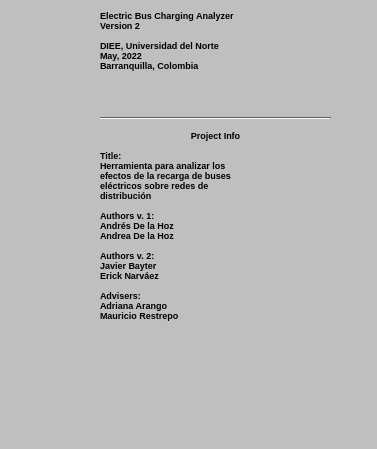
Potter-Gryffindor/Proyecto-Final, file UI/About.ui: the form before one commit.
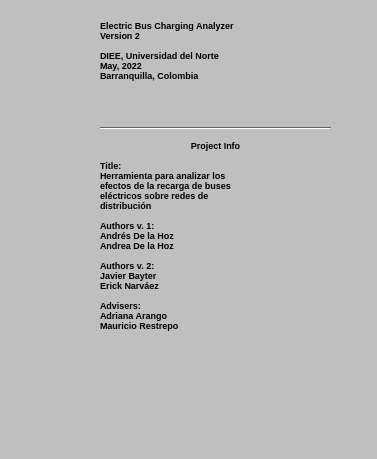
The form after the commit. Icons and pictures are not drawn.

What changed in the file:
```diff
--- a/UI/About.ui
+++ b/UI/About.ui
@@ -13,7 +13,7 @@
     <x>0</x>
     <y>0</y>
     <width>377</width>
-    <height>449</height>
+    <height>459</height>
    </rect>
   </property>
   <property name="sizePolicy">
@@ -479,10 +479,10 @@
   <widget class="QLabel" name="AppIcon">
    <property name="geometry">
     <rect>
-     <x>10</x>
+     <x>20</x>
      <y>10</y>
-     <width>81</width>
-     <height>61</height>
+     <width>71</width>
+     <height>51</height>
     </rect>
    </property>
    <property name="text">
@@ -499,7 +499,7 @@
    <property name="geometry">
     <rect>
      <x>100</x>
-     <y>10</y>
+     <y>20</y>
      <width>231</width>
      <height>131</height>
     </rect>
@@ -539,7 +539,7 @@
    <property name="geometry">
     <rect>
      <x>100</x>
-     <y>110</y>
+     <y>120</y>
      <width>231</width>
      <height>16</height>
     </rect>
@@ -555,7 +555,7 @@
    <property name="geometry">
     <rect>
      <x>100</x>
-     <y>150</y>
+     <y>160</y>
      <width>231</width>
      <height>281</height>
     </rect>
@@ -606,7 +606,7 @@
    <property name="geometry">
     <rect>
      <x>100</x>
-     <y>130</y>
+     <y>140</y>
      <width>231</width>
      <height>21</height>
     </rect>
```
Left out of the diff: 19 changed lines with no effect on the pictures.
